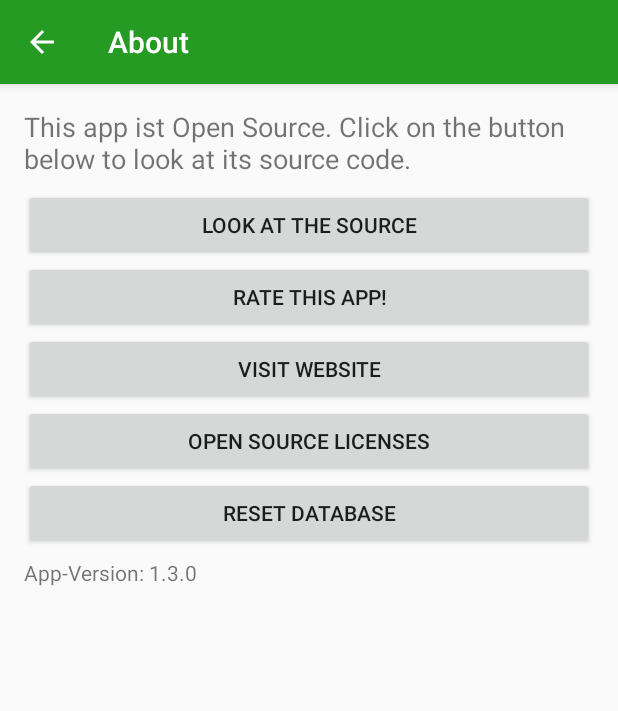
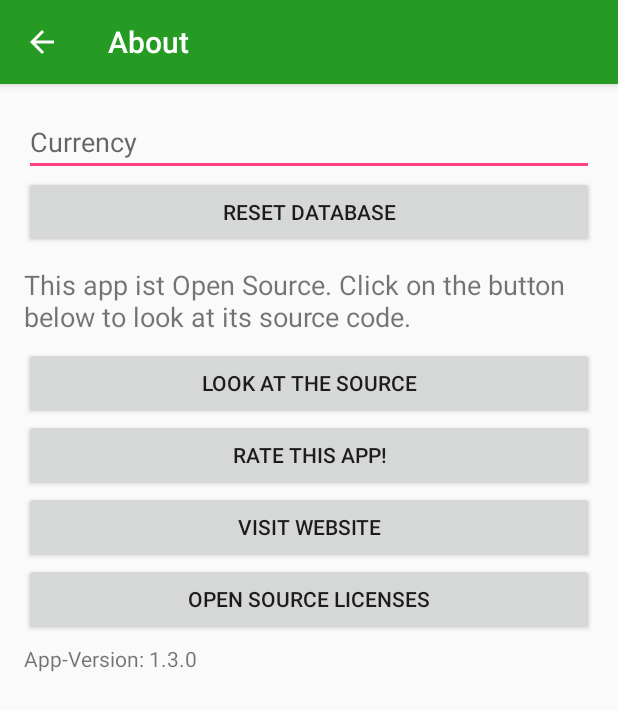
Before and after one commit to ueman/CampusCardReader, an Android app: the screen it shows after launch (AboutActivity before the commit, SettingsActivity after it), in the options menu, after a tap on "Settings", on a phone screen of 412 x 824 dp. Shown: the top 711 px of the screen. Run offline under Robolectric (Android 15) with nearby library versions, the phone set to English and light mode, and no system bars; our stand-ins replace AdMob.

Commit message:
Some clean up and optimization
There is some better code, eg database cursors are getting closed.
Feature to change the currency unit.
Some todo's are now closed.

```diff
--- a/app/src/main/AndroidManifest.xml
+++ b/app/src/main/AndroidManifest.xml
@@ -32,7 +32,7 @@
             android:value="@integer/google_play_services_version" />
 
         <activity
-            android:name=".AboutActivity"
+            android:name=".SettingsActivity"
             android:label="@string/title_activity_about"
             android:parentActivityName=".MainActivity" >
             <meta-data
--- a/app/src/main/java/de/lazyheroproductions/campuscardreader/CreditDatabase.java
+++ b/app/src/main/java/de/lazyheroproductions/campuscardreader/CreditDatabase.java
@@ -58,8 +58,6 @@ public class CreditDatabase extends SQLiteOpenHelper {
     }
 
     public void addEntry(double credit, double lastTransaction, long date, String additionalInfo){
-        // TODO Check for duplicated entries
-        // sort by date asc/desc to get the latest 7 entries
         SQLiteDatabase database = this.getWritableDatabase();
         ContentValues values = new ContentValues();
 
@@ -87,19 +85,19 @@ public class CreditDatabase extends SQLiteOpenHelper {
                 cData.addInfos(cursor.getString(ADDITIONAL_INFO_COLUMN_ID));
             } while (cursor.moveToNext()); // Move Cursor to the next row
         }
-        // TODO select sum throws an exception if there are no rows to select from; should be fixed
-        cursor = db.rawQuery("SELECT SUM(" + CREDIT + ") FROM " + DB_NAME, null);
+        cursor.close();
+        cursor = db.rawQuery("SELECT TOTAL(" + CREDIT + ") FROM " + DB_NAME, null);
         if(cursor.moveToFirst())
         {
             cData.setSumCredit(cursor.getFloat(0));
         }
-        // TODO select sum throws an exception if there are no rows to select from; should be fixed
-        cursor = db.rawQuery("SELECT SUM(" + LAST_TRANSACTION + ") FROM " + DB_NAME, null);
+        cursor.close();
+        cursor = db.rawQuery("SELECT TOTAL(" + LAST_TRANSACTION + ") FROM " + DB_NAME, null);
         if(cursor.moveToFirst())
         {
             cData.setSumTransactions(cursor.getFloat(0));
         }
-
+        cursor.close();
         db.close();
         return cData;
     }
--- a/app/src/main/java/de/lazyheroproductions/campuscardreader/MainActivity.java
+++ b/app/src/main/java/de/lazyheroproductions/campuscardreader/MainActivity.java
@@ -271,7 +271,7 @@ public class MainActivity extends ActionBarActivity implements ReadCardFragment.
                 .setYAxis(false)
                 .setYLabels(YController.LabelPosition.OUTSIDE)
                 .setAxisBorderValues(minMaxStep[0],minMaxStep[1], 2) // TODO compute this numbers somehow :D
-                .setLabelsMetric("€")
+                .setLabelsMetric(SettingsActivity.getUnit(this))
                 .show();
     }
 
@@ -286,7 +286,7 @@ public class MainActivity extends ActionBarActivity implements ReadCardFragment.
             dataSet.addPoint(getResources().getString(R.string.no_data_to_show),0f);
         }
         dataSet.setDots(true)
-                .setSmooth(true)
+                .setSmooth(false)
                 .setDotsColor(this.getResources().getColor(R.color.indigo_primary)) //line_bg
                 .setDotsRadius(Tools.fromDpToPx(5))
                 .setDotsStrokeThickness(Tools.fromDpToPx(2))
@@ -309,7 +309,7 @@ public class MainActivity extends ActionBarActivity implements ReadCardFragment.
                 .setYAxis(false)
                 .setYLabels(YController.LabelPosition.OUTSIDE)
                 .setAxisBorderValues(minMaxStep[0],minMaxStep[1], 2) // TODO compute this numbers somehow :D
-                .setLabelsMetric("€")
+                .setLabelsMetric(SettingsActivity.getUnit(this))
                 .show();
     }
 
@@ -343,7 +343,7 @@ public class MainActivity extends ActionBarActivity implements ReadCardFragment.
                 .setXLabels(XController.LabelPosition.OUTSIDE)
                 .setYAxis(false)
                 .setYLabels(YController.LabelPosition.OUTSIDE)
-                .setLabelsMetric("€")
+                .setLabelsMetric(SettingsActivity.getUnit(this))
                 .setBorderSpacing(Tools.fromDpToPx(40))
                 .show();
     }
@@ -471,10 +471,10 @@ public class MainActivity extends ActionBarActivity implements ReadCardFragment.
 
         switch(item.getItemId()){
             case R.id.action_settings:
-                startActivity(new Intent(this, AboutActivity.class));
+                startActivity(new Intent(this, SettingsActivity.class));
                 return true;
             default:
-                startActivity(new Intent(this, AboutActivity.class));
+                startActivity(new Intent(this, SettingsActivity.class));
                 return true;
         }
 //        return super.onOptionsItemSelected(item);
--- a/app/src/main/java/de/lazyheroproductions/campuscardreader/AboutActivity.java
+++ b/app/src/main/java/de/lazyheroproductions/campuscardreader/SettingsActivity.java
@@ -18,24 +18,32 @@ package de.lazyheroproductions.campuscardreader;
 
 import android.app.AlertDialog;
 import android.content.ActivityNotFoundException;
+import android.content.Context;
 import android.content.DialogInterface;
 import android.content.Intent;
+import android.content.SharedPreferences;
 import android.net.Uri;
 import android.os.Bundle;
 import android.support.v7.app.ActionBarActivity;
+import android.text.Editable;
+import android.text.TextWatcher;
 import android.view.View;
 import android.webkit.WebView;
+import android.widget.EditText;
 import android.widget.TextView;
+import android.widget.Toast;
 
 
-public class AboutActivity extends ActionBarActivity {
+public class SettingsActivity extends ActionBarActivity {
 
     private static final String LICENSE_FILE_PATH = "file:///android_asset/license.html";
+    private static final String SHARED_PREFERENCES_KEY = "unitSharedPreferences";
+    private static final String CURRENCY_UNIT_KEY = "unit";
 
     @Override
     protected void onCreate(Bundle savedInstanceState) {
         super.onCreate(savedInstanceState);
-        setContentView(R.layout.activity_about);
+        setContentView(R.layout.activity_settings);
         getSupportActionBar().setDisplayHomeAsUpEnabled(true);
         // set an on click listener for the see_source_button
         findViewById(R.id.see_source_button).setOnClickListener(new View.OnClickListener() {
@@ -78,6 +86,23 @@ public class AboutActivity extends ActionBarActivity {
                 onLicenseClick();
             }
         });
+
+        ((EditText)findViewById(R.id.currency_edittext)).addTextChangedListener(new TextWatcher() {
+            @Override
+            public void beforeTextChanged(CharSequence s, int start, int count, int after) {
+
+            }
+
+            @Override
+            public void onTextChanged(CharSequence s, int start, int before, int count) {
+
+            }
+
+            @Override
+            public void afterTextChanged(Editable s) {
+                SettingsActivity.saveUnit(getApplicationContext(), s.toString());
+            }
+        });
     }
 
     private void onLicenseClick(){
@@ -95,4 +120,18 @@ public class AboutActivity extends ActionBarActivity {
         });
         dialog.show();
     }
+
+    public static void saveUnit(Context activityContext, String unitString){
+        SharedPreferences sharedPref = activityContext.getSharedPreferences(SHARED_PREFERENCES_KEY, Context.MODE_PRIVATE);
+        SharedPreferences.Editor editor = sharedPref.edit();
+        editor.putString(CURRENCY_UNIT_KEY, unitString);
+        editor.apply();
+        Toast.makeText(activityContext,activityContext.getString(R.string.saved),Toast.LENGTH_SHORT).show();
+    }
+
+    public static String getUnit(Context activityContext){
+        SharedPreferences sharedPref = activityContext.getSharedPreferences(SHARED_PREFERENCES_KEY, Context.MODE_PRIVATE);
+        return sharedPref.getString(CURRENCY_UNIT_KEY, activityContext.getString(R.string.currency));
+    }
+
 }
--- a/app/src/main/res/layout/activity_main.xml
+++ b/app/src/main/res/layout/activity_main.xml
@@ -157,7 +157,7 @@
                 <LinearLayout
                     android:layout_width="wrap_content"
                     android:layout_height="wrap_content"
-                    android:layout_marginBottom="10dp"
+                    android:layout_marginBottom="14dp"
                     android:orientation="horizontal">
 
                     <TextView
--- a/app/src/main/res/layout/activity_about.xml
+++ b/app/src/main/res/layout/activity_settings.xml
@@ -14,29 +14,27 @@
 
 <LinearLayout xmlns:android="http://schemas.android.com/apk/res/android"
     xmlns:tools="http://schemas.android.com/tools"
-    tools:context="de.lazyheroproductions.campuscardreader.AboutActivity"
+    tools:context="de.lazyheroproductions.campuscardreader.SettingsActivity"
     android:layout_width="match_parent"
-    android:layout_height="match_parent"
-    android:orientation="vertical">
+    android:layout_height="wrap_content"
+    android:orientation="vertical"
+    android:paddingLeft="@dimen/activity_horizontal_margin"
+    android:paddingRight="@dimen/activity_horizontal_margin"
+    android:paddingTop="@dimen/activity_vertical_margin"
+    android:paddingBottom="@dimen/activity_vertical_margin">
 
-    <!--<android.support.v7.widget.Toolbar-->
-        <!--android:theme="@style/ActionBarThemeOverlay"-->
-        <!--android:id="@+id/toolbar"-->
-        <!--android:layout_width="match_parent"-->
-        <!--android:layout_height="wrap_content"-->
-        <!--android:minHeight="?attr/actionBarSize"-->
-        <!--android:background="?attr/colorPrimary"/>-->
-
-
-    <LinearLayout
+    <EditText
+        android:id="@+id/currency_edittext"
         android:layout_width="match_parent"
         android:layout_height="wrap_content"
-        android:orientation="vertical"
-        android:paddingLeft="@dimen/activity_horizontal_margin"
-        android:paddingRight="@dimen/activity_horizontal_margin"
-        android:paddingTop="@dimen/activity_vertical_margin"
-        android:paddingBottom="@dimen/activity_vertical_margin">
+        android:hint="@string/currency_unit"/>
 
+    <Button
+        android:id="@+id/reset_database_button"
+        android:layout_width="match_parent"
+        android:layout_height="wrap_content"
+        android:text="@string/reset_database"
+        android:layout_marginBottom="12dp"/>
 
     <TextView
         android:text="@string/about_text"
@@ -60,16 +58,12 @@
         android:layout_height="wrap_content"
         android:text="@string/visit_website"/>
 
-        <Button
-            android:id="@+id/license_button"
-            android:layout_width="match_parent"
-            android:layout_height="wrap_content"
-            android:text="@string/license"/>
     <Button
-        android:id="@+id/reset_database_button"
+        android:id="@+id/license_button"
         android:layout_width="match_parent"
         android:layout_height="wrap_content"
-        android:text="@string/reset_database"/>
+        android:text="@string/license"/>
+
     <TextView
         android:id="@+id/app_version_textview"
         android:layout_width="match_parent"
@@ -77,5 +71,5 @@
         android:text="@string/app_version"
         android:layout_marginTop="6dp"/>
 
-    </LinearLayout>
+
 </LinearLayout>
--- a/app/src/main/res/menu/menu_about.xml
+++ b/app/src/main/res/menu/menu_about.xml
@@ -1,7 +1,7 @@
 <menu xmlns:android="http://schemas.android.com/apk/res/android"
     xmlns:app="http://schemas.android.com/apk/res-auto"
     xmlns:tools="http://schemas.android.com/tools"
-    tools:context="de.lazyheroproductions.campuscardreader.AboutActivity">
+    tools:context="de.lazyheroproductions.campuscardreader.SettingsActivity">
     <item android:id="@+id/action_settings" android:title="@string/action_settings"
         android:orderInCategory="100" app:showAsAction="never" />
 </menu>
--- a/app/src/main/res/values/strings.xml
+++ b/app/src/main/res/values/strings.xml
@@ -31,6 +31,9 @@
     <string name="action_statistic">Statistic</string>
     <string name="reset_database">Reset Database</string>
     <string name="save">Save</string>
+    <string name="currency_unit">Currency</string>
+    <string name="saved">Saved</string>
+    <string name="currency">$</string>
 
     <!-- nfc related stuff -->
     <string name="nfc_settings">NFC-Settings</string>
```
Also changed, not shown: 3 other files.
